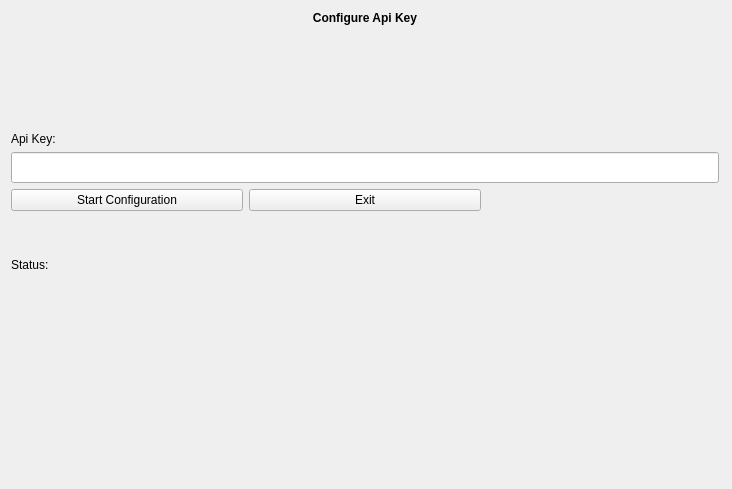
This is raw_ui_files/ApiKeyConfigurationOnlyKeyScreen.ui in MehmetYukselSekeroglu/TheHive as Qt 5 draws it before an edit. The edited form follows.
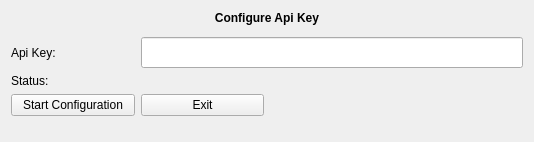
This is the edited form.

```diff
--- a/raw_ui_files/ApiKeyConfigurationOnlyKeyScreen.ui
+++ b/raw_ui_files/ApiKeyConfigurationOnlyKeyScreen.ui
@@ -6,36 +6,14 @@
    <rect>
     <x>0</x>
     <y>0</y>
-    <width>732</width>
-    <height>489</height>
+    <width>534</width>
+    <height>142</height>
    </rect>
   </property>
   <property name="windowTitle">
    <string>Form</string>
   </property>
   <layout class="QGridLayout" name="gridLayout">
-   <item row="1" column="0" colspan="3">
-    <widget class="QLabel" name="label_apiServiceInfoMessage">
-     <property name="minimumSize">
-      <size>
-       <width>708</width>
-       <height>95</height>
-      </size>
-     </property>
-     <property name="maximumSize">
-      <size>
-       <width>708</width>
-       <height>95</height>
-      </size>
-     </property>
-     <property name="styleSheet">
-      <string notr="true">font: 12pt &quot;Hack&quot;;</string>
-     </property>
-     <property name="text">
-      <string/>
-     </property>
-    </widget>
-   </item>
    <item row="2" column="0">
     <widget class="QLabel" name="label_2">
      <property name="styleSheet">
@@ -46,32 +24,6 @@
      </property>
     </widget>
    </item>
-   <item row="3" column="0" colspan="3">
-    <widget class="QLineEdit" name="lineEdit_apiKeyInput">
-     <property name="minimumSize">
-      <size>
-       <width>611</width>
-       <height>31</height>
-      </size>
-     </property>
-     <property name="styleSheet">
-      <string notr="true">font: 11pt &quot;Hack&quot;;</string>
-     </property>
-    </widget>
-   </item>
-   <item row="3" column="3">
-    <spacer name="horizontalSpacer">
-     <property name="orientation">
-      <enum>Qt::Horizontal</enum>
-     </property>
-     <property name="sizeHint" stdset="0">
-      <size>
-       <width>40</width>
-       <height>20</height>
-      </size>
-     </property>
-    </spacer>
-   </item>
    <item row="4" column="0">
     <widget class="QPushButton" name="pushButton_startConfiguration">
      <property name="styleSheet">
@@ -82,6 +34,19 @@
      </property>
     </widget>
    </item>
+   <item row="2" column="1" colspan="3">
+    <widget class="QLineEdit" name="lineEdit_apiKeyInput">
+     <property name="minimumSize">
+      <size>
+       <width>330</width>
+       <height>31</height>
+      </size>
+     </property>
+     <property name="styleSheet">
+      <string notr="true">font: 11pt &quot;Hack&quot;;</string>
+     </property>
+    </widget>
+   </item>
    <item row="4" column="1">
     <widget class="QPushButton" name="pushButton_exitScreen">
      <property name="styleSheet">
@@ -92,25 +57,34 @@
      </property>
     </widget>
    </item>
-   <item row="4" column="3">
-    <spacer name="horizontalSpacer_2">
-     <property name="orientation">
-      <enum>Qt::Horizontal</enum>
+   <item row="1" column="0" colspan="4">
+    <widget class="QLabel" name="label_apiServiceInfoMessage">
+     <property name="minimumSize">
+      <size>
+       <width>0</width>
+       <height>0</height>
+      </size>
      </property>
-     <property name="sizeHint" stdset="0">
+     <property name="maximumSize">
       <size>
-       <width>40</width>
-       <height>20</height>
+       <width>0</width>
+       <height>0</height>
       </size>
      </property>
-    </spacer>
+     <property name="styleSheet">
+      <string notr="true">font: 12pt &quot;Hack&quot;;</string>
+     </property>
+     <property name="text">
+      <string/>
+     </property>
+    </widget>
    </item>
-   <item row="5" column="0" colspan="3">
+   <item row="3" column="0" colspan="2">
     <widget class="QLabel" name="label_3">
      <property name="minimumSize">
       <size>
-       <width>708</width>
-       <height>95</height>
+       <width>0</width>
+       <height>0</height>
       </size>
      </property>
      <property name="styleSheet">
@@ -121,7 +95,17 @@
      </property>
     </widget>
    </item>
-   <item row="6" column="2">
+   <item row="0" column="0" colspan="4">
+    <widget class="QLabel" name="label">
+     <property name="styleSheet">
+      <string notr="true">font: 11pt &quot;Hack&quot;;</string>
+     </property>
+     <property name="text">
+      <string>&lt;html&gt;&lt;head/&gt;&lt;body&gt;&lt;p align=&quot;center&quot;&gt;&lt;span style=&quot; font-weight:600;&quot;&gt;Configure Api Key&lt;/span&gt;&lt;/p&gt;&lt;/body&gt;&lt;/html&gt;</string>
+     </property>
+    </widget>
+   </item>
+   <item row="5" column="1">
     <spacer name="verticalSpacer">
      <property name="orientation">
       <enum>Qt::Vertical</enum>
@@ -134,16 +118,6 @@
      </property>
     </spacer>
    </item>
-   <item row="0" column="0" colspan="3">
-    <widget class="QLabel" name="label">
-     <property name="styleSheet">
-      <string notr="true">font: 11pt &quot;Hack&quot;;</string>
-     </property>
-     <property name="text">
-      <string>&lt;html&gt;&lt;head/&gt;&lt;body&gt;&lt;p align=&quot;center&quot;&gt;&lt;span style=&quot; font-weight:600;&quot;&gt;Configure Api Key&lt;/span&gt;&lt;/p&gt;&lt;/body&gt;&lt;/html&gt;</string>
-     </property>
-    </widget>
-   </item>
   </layout>
  </widget>
  <resources/>
```
